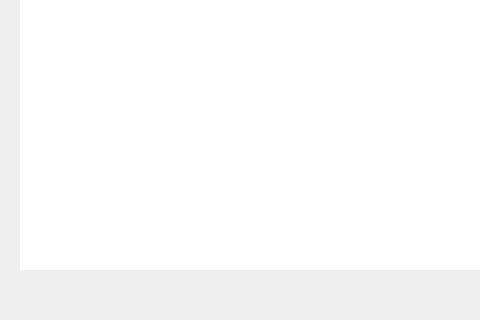
First picture: the form in vuelos.ui, repository ilopjim13/PersistenciaDatos_PyQT, before the edit; both pictures show x 0 to 480 and y 280 to 600 of the 800 by 600 pixel window.
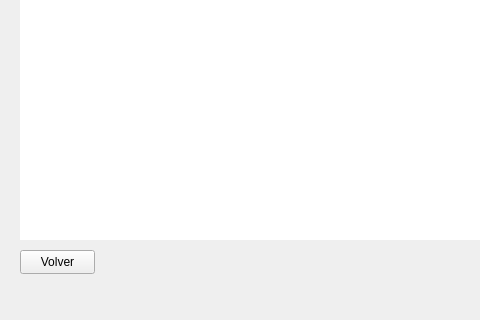
Second picture: the form after the edit. Icons and pictures are not drawn.

Commit message: compras y vuelos añadidos a Navigation

Diff of the .ui file:
```diff
--- a/vuelos.ui
+++ b/vuelos.ui
@@ -56,7 +56,7 @@
       <x>20</x>
       <y>129</y>
       <width>760</width>
-      <height>421</height>
+      <height>391</height>
      </rect>
     </property>
     <property name="layoutDirection">
@@ -163,6 +163,19 @@
      </property>
     </item>
    </widget>
+   <widget class="QPushButton" name="bt_volver">
+    <property name="geometry">
+     <rect>
+      <x>20</x>
+      <y>530</y>
+      <width>75</width>
+      <height>24</height>
+     </rect>
+    </property>
+    <property name="text">
+     <string>Volver</string>
+    </property>
+   </widget>
   </widget>
   <widget class="QStatusBar" name="statusbar"/>
  </widget>
```
The commit also changes 6 other files.
